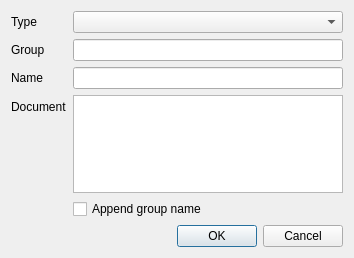
First picture: the form in src/Gui/DlgAddProperty.ui, repository berndhahnebach/All_FreeCAD, before the edit.
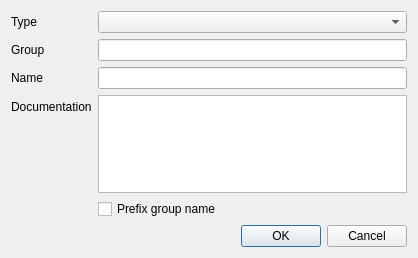
Second picture: the form after the edit.

Commit message:
Gui: change string from Document to Documentation
The add property dialog (introduced by the LinkMerge) previously
showed "Document" which is confusing. The edit box is there
to provide an explanation on the new property, that is,
"Documentation".

Also improve the tooltips. Also change "Append" to "Prefix"
in the checkbox as it's more clear that the `Group` is added
at the beginning to form the full name of the property.

Diff of the .ui file:
```diff
--- a/src/Gui/DlgAddProperty.ui
+++ b/src/Gui/DlgAddProperty.ui
@@ -6,7 +6,7 @@
    <rect>
     <x>0</x>
     <y>0</y>
-    <width>354</width>
+    <width>418</width>
     <height>258</height>
    </rect>
   </property>
@@ -47,7 +47,7 @@
    <item row="3" column="0">
     <widget class="QLabel" name="label_4">
      <property name="text">
-      <string>Document</string>
+      <string>Documentation</string>
      </property>
     </widget>
    </item>
@@ -60,7 +60,7 @@
       <string>Append the group name in front of the property name in the form of 'group'_'name' to avoid conflict with existing property. The prefixed group name will be auto trimmed when shown in the property editor.</string>
      </property>
      <property name="text">
-      <string>Append group name</string>
+      <string>Prefix group name</string>
      </property>
     </widget>
    </item>
```
Left out of the diff: 23 changed lines with no effect on the pictures.
